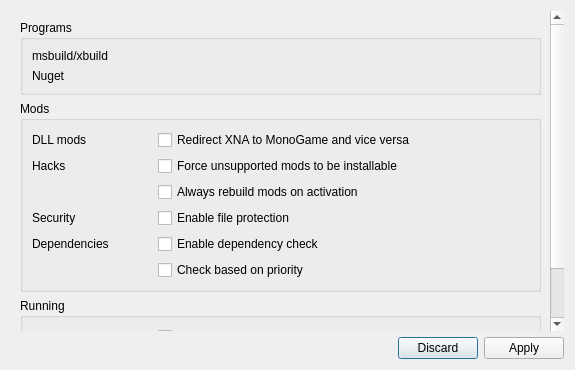
Before: the Qt Designer form src/globalsettingsdialog.ui in kriana/SilVerPLuM, drawn with Qt 5.
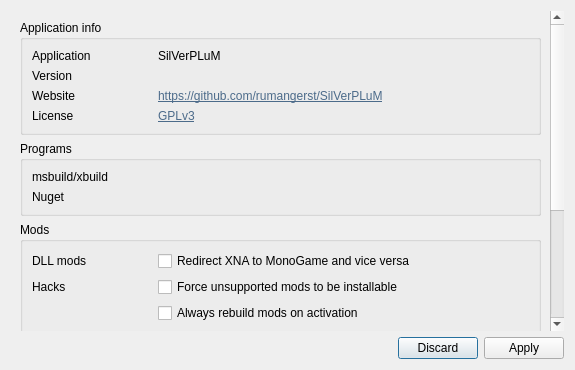
After: the same form once the commit is applied. Icons and pictures are not drawn. Custom widgets are drawn as their Qt base class.

Commit message: + Application info + Correct handling of prime() fails

What changed in the file:
```diff
--- a/src/globalsettingsdialog.ui
+++ b/src/globalsettingsdialog.ui
@@ -34,10 +34,105 @@
         <x>0</x>
         <y>0</y>
         <width>543</width>
-        <height>410</height>
+        <height>554</height>
        </rect>
       </property>
       <layout class="QVBoxLayout" name="verticalLayout_2">
+       <item>
+        <widget class="QGroupBox" name="groupBox_4">
+         <property name="title">
+          <string>Application info</string>
+         </property>
+         <layout class="QFormLayout" name="formLayout_4">
+          <item row="1" column="0">
+           <widget class="QLabel" name="label_8">
+            <property name="minimumSize">
+             <size>
+              <width>120</width>
+              <height>0</height>
+             </size>
+            </property>
+            <property name="text">
+             <string>Version</string>
+            </property>
+           </widget>
+          </item>
+          <item row="0" column="0">
+           <widget class="QLabel" name="label_10">
+            <property name="minimumSize">
+             <size>
+              <width>120</width>
+              <height>0</height>
+             </size>
+            </property>
+            <property name="text">
+             <string>Application</string>
+            </property>
+           </widget>
+          </item>
+          <item row="0" column="1">
+           <widget class="QLabel" name="appName">
+            <property name="text">
+             <string>SilVerPLuM</string>
+            </property>
+           </widget>
+          </item>
+          <item row="1" column="1">
+           <widget class="QLabel" name="appVersion">
+            <property name="text">
+             <string>&lt;Version&gt;</string>
+            </property>
+           </widget>
+          </item>
+          <item row="2" column="0">
+           <widget class="QLabel" name="label_9">
+            <property name="minimumSize">
+             <size>
+              <width>120</width>
+              <height>0</height>
+             </size>
+            </property>
+            <property name="text">
+             <string>Website</string>
+            </property>
+           </widget>
+          </item>
+          <item row="2" column="1">
+           <widget class="QLabel" name="label_12">
+            <property name="text">
+             <string>&lt;html&gt;&lt;head/&gt;&lt;body&gt;&lt;p&gt;&lt;a href=&quot;https://github.com/rumangerst/SilVerPLuM&quot;&gt;&lt;span style=&quot; text-decoration: underline; color:#4c6b8a;&quot;&gt;https://github.com/rumangerst/SilVerPLuM&lt;/span&gt;&lt;/a&gt;&lt;/p&gt;&lt;/body&gt;&lt;/html&gt;</string>
+            </property>
+            <property name="openExternalLinks">
+             <bool>true</bool>
+            </property>
+           </widget>
+          </item>
+          <item row="3" column="0">
+           <widget class="QLabel" name="label_11">
+            <property name="minimumSize">
+             <size>
+              <width>120</width>
+              <height>0</height>
+             </size>
+            </property>
+            <property name="text">
+             <string>License</string>
+            </property>
+           </widget>
+          </item>
+          <item row="3" column="1">
+           <widget class="QLabel" name="label_13">
+            <property name="text">
+             <string>&lt;html&gt;&lt;head/&gt;&lt;body&gt;&lt;p&gt;&lt;a href=&quot;https://github.com/rumangerst/SilVerPLuM/blob/master/LICENSE&quot;&gt;&lt;span style=&quot; text-decoration: underline; color:#4c6b8a;&quot;&gt;GPLv3&lt;/span&gt;&lt;/a&gt;&lt;/p&gt;&lt;/body&gt;&lt;/html&gt;</string>
+            </property>
+            <property name="openExternalLinks">
+             <bool>true</bool>
+            </property>
+           </widget>
+          </item>
+         </layout>
+        </widget>
+       </item>
        <item>
         <widget class="QGroupBox" name="groupBox">
          <property name="title">
```
Left out of the diff: 8 changed lines with no effect on the pictures. The commit also changes 19 other files.
